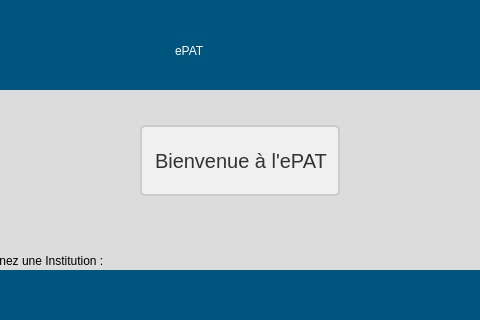
Old version of the form src/user_interface/french_welcome_screen.ui in the repository eppenney/eBook-Perpetual-Access-Rights-Tracker; both pictures show x 350 to 830 and y 0 to 320 of the 1183 by 877 pixel window.
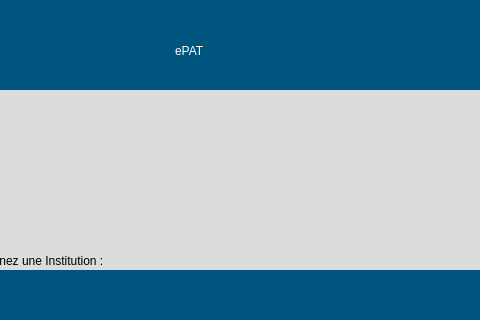
New version of the form. Icons and pictures are not drawn.

Commit message: - Fixed space in some spots - Rearranged welcome page (couldn't center welcome message, so just removed it for now)

```diff
--- a/src/user_interface/french_welcome_screen.ui
+++ b/src/user_interface/french_welcome_screen.ui
@@ -57,29 +57,6 @@
      </property>
     </widget>
    </widget>
-   <widget class="QLabel" name="label_2">
-    <property name="geometry">
-     <rect>
-      <x>500</x>
-      <y>125</y>
-      <width>200</width>
-      <height>71</height>
-     </rect>
-    </property>
-    <property name="styleSheet">
-     <string>QLabel {
-        font-size: 15pt;
-        color: #333333; /* Text color */
-        background-color: #f0f0f0; /* Background color */
-        border: 2px solid #cccccc; /* Border */
-        padding: 8px; /* Padding */
-        border-radius: 5px; /* Rounded corners */
-    }</string>
-    </property>
-    <property name="text">
-     <string>Bienvenue à l'ePAT</string>
-    </property>
-   </widget>
    <widget class="QLabel" name="UniversityLabel_5">
     <property name="geometry">
      <rect>
```
Left out of the diff: 52 changed lines with no effect on the pictures. The commit also changes 7 other files.
